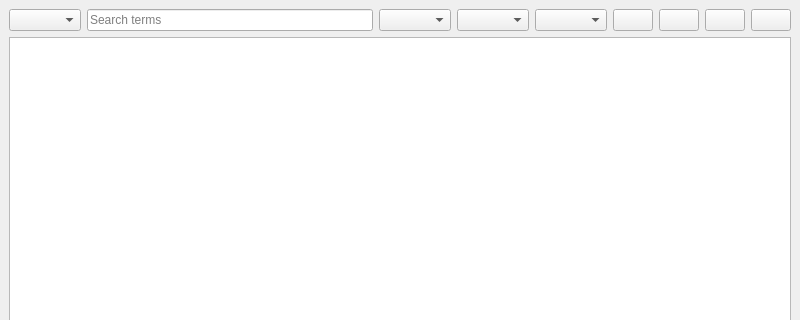
The window that src/svcviewer.ui (svcman/svcman) describes before a commit, drawn with Qt 5; both pictures show x 0 to 800 and y 0 to 320 of the 800 by 600 pixel window.
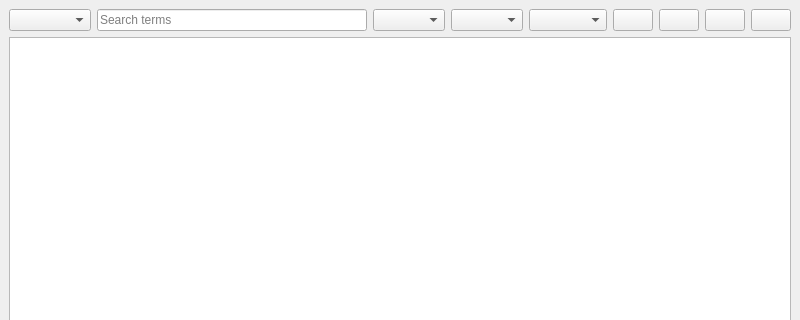
The same window after the commit. Icons and pictures are not drawn.

```diff
--- a/src/svcviewer.ui
+++ b/src/svcviewer.ui
@@ -16,7 +16,11 @@
   <widget class="QWidget" name="centralwidget">
    <layout class="QGridLayout" name="gridLayout_2">
     <item row="0" column="0">
-     <widget class="QComboBox" name="comboBox"/>
+     <widget class="QComboBox" name="filter_unitTypeSelect">
+      <property name="placeholderText">
+       <string>Unit Type</string>
+      </property>
+     </widget>
     </item>
     <item row="0" column="7">
      <widget class="QPushButton" name="pushButton_3">
@@ -32,7 +36,11 @@
      </widget>
     </item>
     <item row="0" column="4">
-     <widget class="QComboBox" name="comboBox_4"/>
+     <widget class="QComboBox" name="filter_substateSelect">
+      <property name="placeholderText">
+       <string>Substate</string>
+      </property>
+     </widget>
     </item>
     <item row="0" column="6">
      <widget class="QPushButton" name="pushButton_2">
@@ -48,7 +56,11 @@
      </widget>
     </item>
     <item row="0" column="3">
-     <widget class="QComboBox" name="comboBox_3"/>
+     <widget class="QComboBox" name="filter_stateSelect">
+      <property name="placeholderText">
+       <string>State</string>
+      </property>
+     </widget>
     </item>
     <item row="1" column="0" colspan="9">
      <widget class="QColumnView" name="columnView"/>
@@ -67,7 +79,11 @@
      </widget>
     </item>
     <item row="0" column="2">
-     <widget class="QComboBox" name="comboBox_2"/>
+     <widget class="QComboBox" name="filter_startupStateSelect">
+      <property name="placeholderText">
+       <string>Startup</string>
+      </property>
+     </widget>
     </item>
     <item row="0" column="5">
      <widget class="QPushButton" name="pushButton">
```
Left out of the diff: 12 changed lines with no effect on the pictures.
